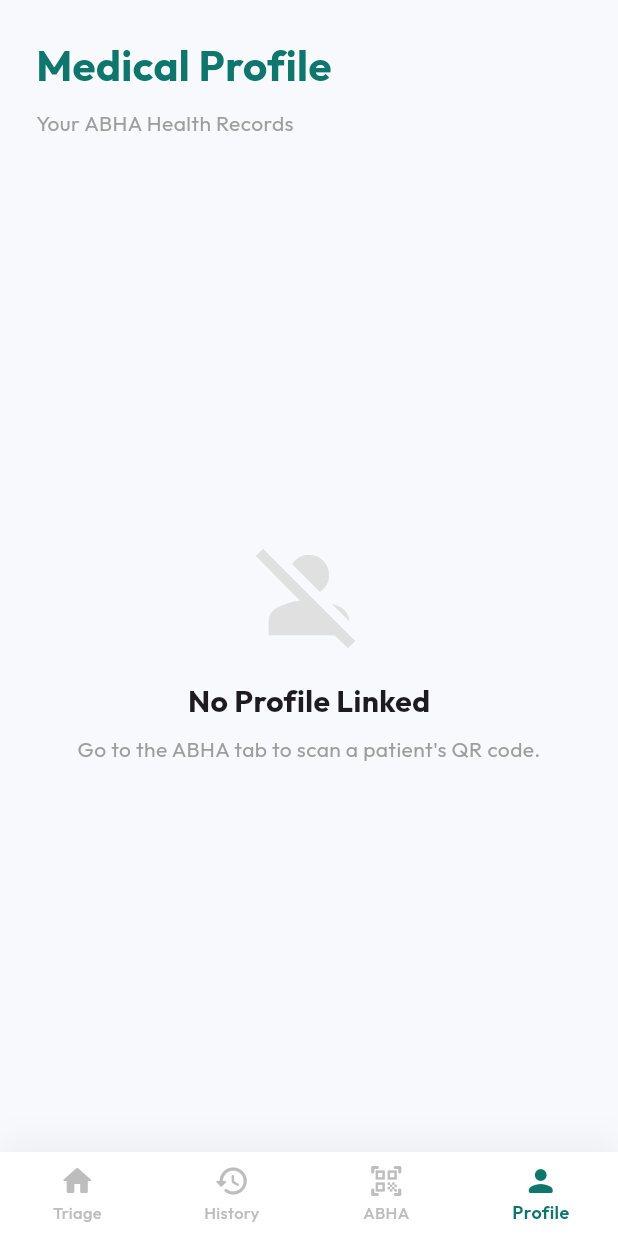
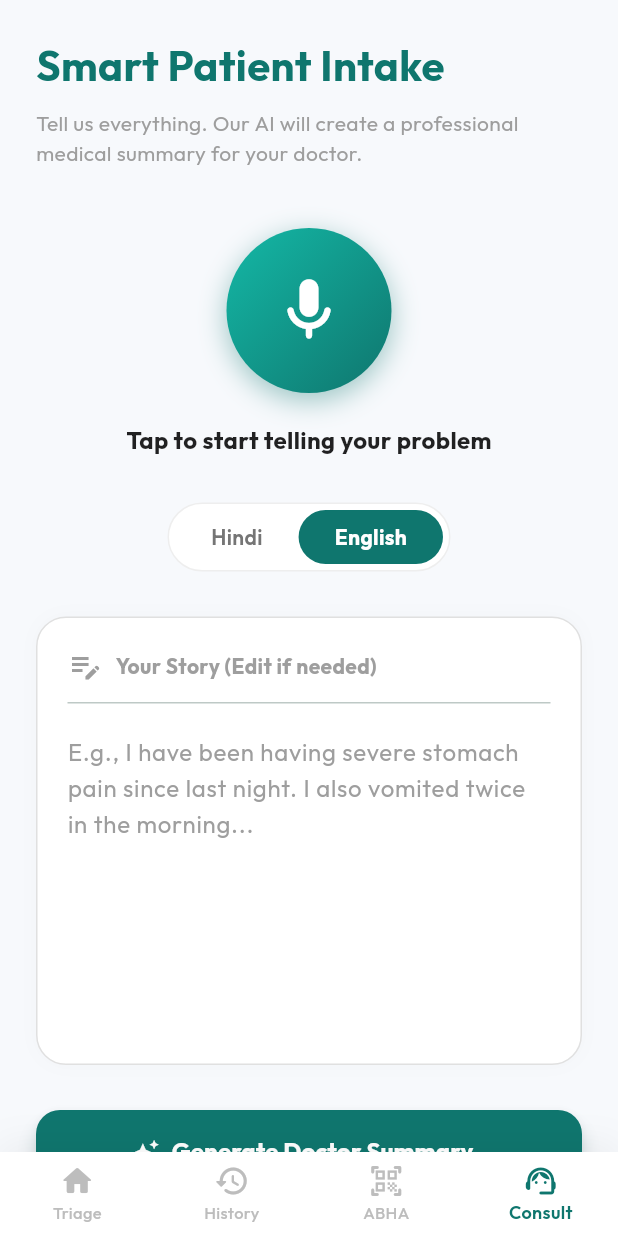
Before and after one commit to ravimauryaa/swasthya-ai-hackathon, a Flutter app: the screen it shows after launch, item 4 of the bottom bar chosen, on a phone screen of 412 x 824 dp. Run offline on Flutter 3.47's test engine with Material 3 defaults, Android fonts, the phone set to English and light mode, and no system bars; drawn by our look-alikes of avatar_glow; our stand-ins replace dio, flutter_tts, google_fonts, shared_preferences, speech_to_text.

```diff
--- /dev/null
+++ b/swasthya_ai_app/lib/features/consult_screen.dart
@@ -0,0 +1,347 @@
+// lib/features/consult_screen.dart
+import 'package:flutter/material.dart';
+import 'package:avatar_glow/avatar_glow.dart';
+import 'package:speech_to_text/speech_to_text.dart' as stt;
+import '../services/api_service.dart'; // 👈 API Service import kar li
+
+class ConsultScreen extends StatefulWidget {
+  const ConsultScreen({super.key});
+
+  @override
+  State<ConsultScreen> createState() => _ConsultScreenState();
+}
+
+class _ConsultScreenState extends State<ConsultScreen> {
+  final TextEditingController _transcriptController = TextEditingController();
+  late stt.SpeechToText _speechToText;
+  bool _isListening = false;
+  bool _isGenerating = false; // 👈 Loading state ke liye
+  String _selectedLocaleId = 'en_US';
+
+  @override
+  void initState() {
+    super.initState();
+    _speechToText = stt.SpeechToText();
+  }
+
+  void _listen() async {
+    if (!_isListening) {
+      bool available = await _speechToText.initialize(
+        onStatus: (status) {
+          if (status == 'done' || status == 'notListening') {
+            setState(() => _isListening = false);
+          }
+        },
+        onError: (errorNotification) => debugPrint('Error: $errorNotification'),
+      );
+
+      if (available) {
+        setState(() => _isListening = true);
+        _speechToText.listen(
+          onResult: (result) {
+            setState(() {
+              _transcriptController.text = result.recognizedWords;
+            });
+          },
+          localeId: _selectedLocaleId,
+          pauseFor: const Duration(seconds: 10),
+        );
+      }
+    } else {
+      setState(() => _isListening = false);
+      _speechToText.stop();
+    }
+  }
+
+  // ==========================================
+  // PHASE 6: API CALL & DOCTOR HANDOVER
+  // ==========================================
+  Future<void> _generateMedicalScribe() async {
+    if (_transcriptController.text.trim().isEmpty) {
+      ScaffoldMessenger.of(context).showSnackBar(
+        const SnackBar(content: Text('Please describe your complete problem first.')),
+      );
+      return;
+    }
+
+    setState(() {
+      _isGenerating = true; // Button par loader ghumayenge
+    });
+
+    String language = _selectedLocaleId == 'hi_IN' ? 'Hindi' : 'English';
+
+    // API Call to Local Backend
+    String? report = await ApiService().generateScribeReport(
+      _transcriptController.text,
+      language,
+    );
+
+    setState(() {
+      _isGenerating = false;
+    });
+
+    if (report != null) {
+      _showDoctorHandoverSheet(report);
+    } else {
+      if (mounted) {
+        ScaffoldMessenger.of(context).showSnackBar(
+          const SnackBar(content: Text('Failed to generate summary. Check server connection.')),
+        );
+      }
+    }
+  }
+
+  // Bottom Sheet for Doctor (Premium UX)
+  void _showDoctorHandoverSheet(String report) {
+    showModalBottomSheet(
+      context: context,
+      isScrollControlled: true,
+      backgroundColor: Colors.transparent,
+      builder: (context) => Container(
+        height: MediaQuery.of(context).size.height * 0.85, // Screen ka 85% cover karega
+        padding: const EdgeInsets.all(24),
+        decoration: const BoxDecoration(
+          color: Colors.white,
+          borderRadius: BorderRadius.vertical(top: Radius.circular(30)),
+        ),
+        child: Column(
+          crossAxisAlignment: CrossAxisAlignment.start,
+          children: [
+            // Top Handlebar
+            Center(
+              child: Container(
+                width: 50, height: 5,
+                decoration: BoxDecoration(color: Colors.grey.shade300, borderRadius: BorderRadius.circular(10))
+              ),
+            ),
+            const SizedBox(height: 20),
+
+            // Header
+            const Row(
+              children: [
+                Icon(Icons.medical_information, color: Color(0xFF0F766E), size: 28),
+                SizedBox(width: 10),
+                Text("Doctor Handover Summary", style: TextStyle(fontSize: 20, fontWeight: FontWeight.bold, color: Color(0xFF0F766E))),
+              ],
+            ),
+            const Divider(height: 30),
+
+            // The AI Generated HPI Report
+            Expanded(
+              child: SingleChildScrollView(
+                physics: const BouncingScrollPhysics(),
+                child: Text(
+                  report,
+                  style: const TextStyle(fontSize: 16, height: 1.6, color: Colors.black87),
+                ),
+              ),
+            ),
+
+            const SizedBox(height: 20),
+
+            // Export Button
+            SizedBox(
+              width: double.infinity,
+              height: 55,
+              child: ElevatedButton.icon(
+                onPressed: () {
+                   Navigator.pop(context);
+                   // Future integration: use url_launcher to open WhatsApp here
+                   ScaffoldMessenger.of(context).showSnackBar(const SnackBar(content: Text("Format copied! Ready to share.")));
+                },
+                icon: const Icon(Icons.share, color: Colors.white),
+                label: const Text("Share to Doctor", style: TextStyle(fontSize: 16, fontWeight: FontWeight.bold, color: Colors.white)),
+                style: ElevatedButton.styleFrom(
+                  backgroundColor: const Color(0xFF0F766E),
+                  shape: RoundedRectangleBorder(borderRadius: BorderRadius.circular(15)),
+                ),
+              ),
+            )
+          ],
+        ),
+      ),
+    );
+  }
+  // ==========================================
+
+  @override
+  Widget build(BuildContext context) {
+    return SafeArea(
+      child: SingleChildScrollView(
+        physics: const BouncingScrollPhysics(),
+        padding: const EdgeInsets.symmetric(horizontal: 24.0, vertical: 24.0),
+        child: Column(
+          crossAxisAlignment: CrossAxisAlignment.start,
+          children: [
+            // Header Section
+            const Text(
+              "Smart Patient Intake",
+              style: TextStyle(fontSize: 28, fontWeight: FontWeight.bold, color: Color(0xFF0F766E)),
+            ),
+            const SizedBox(height: 8),
+            const Text(
+              "Tell us everything. Our AI will create a professional medical summary for your doctor.",
+              style: TextStyle(fontSize: 14, color: Colors.grey, height: 1.4),
+            ),
+            const SizedBox(height: 40),
+
+            // The "Rant Room" Mic Section
+            Center(
+              child: Column(
+                children: [
+                  AvatarGlow(
+                    animate: _isListening,
+                    glowColor: const Color(0xFF0F766E),
+                    duration: const Duration(milliseconds: 2000),
+                    repeat: true,
+                    child: GestureDetector(
+                      onTap: _listen,
+                      child: Container(
+                        width: 110,
+                        height: 110,
+                        decoration: BoxDecoration(
+                          shape: BoxShape.circle,
+                          gradient: LinearGradient(
+                            colors: _isListening
+                                ? [Colors.blueAccent, Colors.blue]
+                                : [const Color(0xFF14B8A6), const Color(0xFF0F766E)],
+                            begin: Alignment.topLeft,
+                            end: Alignment.bottomRight,
+                          ),
+                          boxShadow: [
+                            BoxShadow(
+                              color: _isListening ? Colors.blue.withOpacity(0.4) : const Color(0xFF0F766E).withOpacity(0.4),
+                              blurRadius: 15,
+                              offset: const Offset(0, 5),
+                            )
+                          ]
+                        ),
+                        child: Icon(
+                          _isListening ? Icons.graphic_eq : Icons.mic_rounded,
+                          color: Colors.white,
+                          size: 50,
+                        ),
+                      ),
+                    ),
+                  ),
+                  const SizedBox(height: 20),
+                  Text(
+                    _isListening ? "Listening to your story..." : "Tap to start telling your problem",
+                    style: TextStyle(fontSize: 16, fontWeight: FontWeight.bold, color: _isListening ? Colors.blue : Colors.black87),
+                  ),
+                ],
+              ),
+            ),
+            const SizedBox(height: 30),
+
+            // Language Toggle
+            Center(
+              child: Container(
+                padding: const EdgeInsets.all(4),
+                decoration: BoxDecoration(
+                  color: Colors.white,
+                  borderRadius: BorderRadius.circular(30),
+                  border: Border.all(color: Colors.grey.shade200),
+                ),
+                child: Row(
+                  mainAxisSize: MainAxisSize.min,
+                  children: [
+                    _buildLanguageTab('Hindi', 'hi_IN'),
+                    _buildLanguageTab('English', 'en_US'),
+                  ],
+                ),
+              ),
+            ),
+            const SizedBox(height: 30),
+
+            // Transcript Box
+            Container(
+              width: double.infinity,
+              padding: const EdgeInsets.all(20),
+              decoration: BoxDecoration(
+                color: Colors.white,
+                borderRadius: BorderRadius.circular(20),
+                border: Border.all(color: Colors.grey.shade300),
+                boxShadow: [BoxShadow(color: Colors.black.withOpacity(0.02), blurRadius: 10)],
+              ),
+              child: Column(
+                crossAxisAlignment: CrossAxisAlignment.start,
+                children: [
+                  const Row(
+                    children: [
+                      Icon(Icons.edit_note, color: Colors.grey),
+                      SizedBox(width: 8),
+                      Text("Your Story (Edit if needed)", style: TextStyle(fontWeight: FontWeight.bold, color: Colors.grey)),
+                    ],
+                  ),
+                  const Divider(height: 25),
+                  TextField(
+                    controller: _transcriptController,
+                    maxLines: 8,
+                    style: const TextStyle(fontSize: 16, height: 1.5),
+                    decoration: const InputDecoration(
+                      hintText: "E.g., I have been having severe stomach pain since last night. I also vomited twice in the morning...",
+                      hintStyle: TextStyle(color: Colors.grey),
+                      border: InputBorder.none,
+                    ),
+                  ),
+                ],
+              ),
+            ),
+            const SizedBox(height: 30),
+
+            // Generate Button
+            SizedBox(
+              width: double.infinity,
+              height: 56,
+              child: ElevatedButton.icon(
+                onPressed: _isGenerating ? null : _generateMedicalScribe,
+                icon: _isGenerating
+                    ? const SizedBox(width: 20, height: 20, child: CircularProgressIndicator(color: Colors.white, strokeWidth: 2))
+                    : const Icon(Icons.auto_awesome, color: Colors.white),
+                label: Text(
+                  _isGenerating ? "Analyzing Medical Data..." : "Generate Doctor Summary",
+                  style: const TextStyle(fontSize: 16, fontWeight: FontWeight.bold, color: Colors.white)
+                ),
+                style: ElevatedButton.styleFrom(
+                  backgroundColor: const Color(0xFF0F766E),
+                  disabledBackgroundColor: const Color(0xFF0F766E).withOpacity(0.7),
+                  shape: RoundedRectangleBorder(borderRadius: BorderRadius.circular(16)),
+                  elevation: 5,
+                  shadowColor: const Color(0xFF0F766E).withOpacity(0.5),
+                ),
+              ),
+            ),
+            const SizedBox(height: 50),
+          ],
+        ),
+      ),
+    );
+  }
+
+  Widget _buildLanguageTab(String title, String localeId) {
+    bool isSelected = _selectedLocaleId == localeId;
+    return GestureDetector(
+      onTap: () {
+        setState(() {
+          _selectedLocaleId = localeId;
+        });
+      },
+      child: AnimatedContainer(
+        duration: const Duration(milliseconds: 200),
+        padding: const EdgeInsets.symmetric(horizontal: 24, vertical: 8),
+        decoration: BoxDecoration(
+          color: isSelected ? const Color(0xFF0F766E) : Colors.transparent,
+          borderRadius: BorderRadius.circular(24),
+        ),
+        child: Text(
+          title,
+          style: TextStyle(
+            fontWeight: isSelected ? FontWeight.bold : FontWeight.w600,
+            color: isSelected ? Colors.white : Colors.grey.shade600,
+          ),
+        ),
+      ),
+    );
+  }
+}
--- a/swasthya_ai_app/lib/features/main_layout.dart
+++ b/swasthya_ai_app/lib/features/main_layout.dart
@@ -3,8 +3,8 @@ import 'package:flutter/material.dart';
 import 'package:google_fonts/google_fonts.dart';
 import 'home_screen.dart';
 import 'abha_screen.dart';
-import 'profile_screen.dart';
-import 'history_screen.dart'; // 👈 Nayi History Screen ka import
+import 'history_screen.dart';
+import 'consult_screen.dart'; // 👈 Nayi Consult Screen ka import
 
 class MainLayout extends StatefulWidget {
   const MainLayout({super.key});
@@ -16,12 +16,12 @@ class MainLayout extends StatefulWidget {
 class _MainLayoutState extends State<MainLayout> {
   int _currentIndex = 0;
 
-  // 👈 Ab yahan 4 screens perfectly link ho chuki hain
+  // 👈 Ab yahan 4th Tab me asli ConsultScreen link ho chuki hai
   final List<Widget> _screens = [
     HomeScreen(),
-    const HistoryScreen(), // 👈 2nd Tab: History add ho gayi
+    const HistoryScreen(),
     const AbhaScreen(),
-    const ProfileScreen(),
+    const ConsultScreen(), // 👈 Placeholder hata diya, asli screen laga di
   ];
 
   @override
@@ -29,7 +29,6 @@ class _MainLayoutState extends State<MainLayout> {
     return Scaffold(
       backgroundColor: const Color(0xFFF7F9FC),
 
-      // 🌟 PREMIUM TOUCH: Tabs switch hone par smooth fade animation
       body: AnimatedSwitcher(
         duration: const Duration(milliseconds: 300),
         transitionBuilder: (Widget child, Animation<double> animation) {
@@ -64,13 +63,12 @@ class _MainLayoutState extends State<MainLayout> {
           unselectedItemColor: Colors.grey.shade400,
           selectedLabelStyle: GoogleFonts.outfit(fontWeight: FontWeight.w600, fontSize: 12),
           unselectedLabelStyle: GoogleFonts.outfit(fontWeight: FontWeight.w500, fontSize: 11),
-          type: BottomNavigationBarType.fixed, // 4 items ke liye strictly fixed
+          type: BottomNavigationBarType.fixed,
           items: const [
             BottomNavigationBarItem(
               icon: Icon(Icons.home_rounded),
               label: 'Triage',
             ),
-            // 👈 Naya History Tab
             BottomNavigationBarItem(
               icon: Icon(Icons.history_rounded),
               label: 'History',
@@ -79,9 +77,10 @@ class _MainLayoutState extends State<MainLayout> {
               icon: Icon(Icons.qr_code_scanner_rounded),
               label: 'ABHA',
             ),
+            // 👈 Asli Consult tab
             BottomNavigationBarItem(
-              icon: Icon(Icons.person_rounded),
-              label: 'Profile',
+              icon: Icon(Icons.support_agent_rounded),
+              label: 'Consult',
             ),
           ],
         ),
```
Also changed, not shown: swasthya_ai_app/lib/features/home_screen.dart (+14 -4 lines), swasthya_ai_app/lib/features/profile_screen.dart (+16 -3 lines), swasthya_ai_app/lib/services/api_service.dart (+36 -2 lines), 1 other file.
